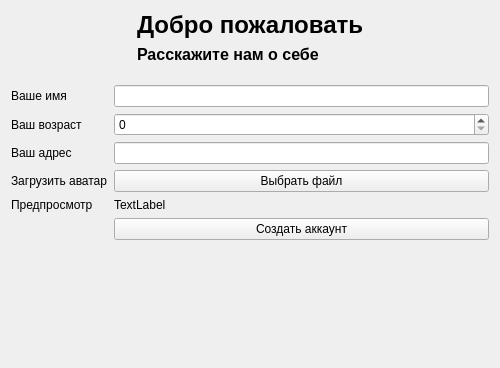
This is resources/forms/register.ui in lubaskinc0de/student_journal as Qt 5 draws it before an edit. The edited form follows.
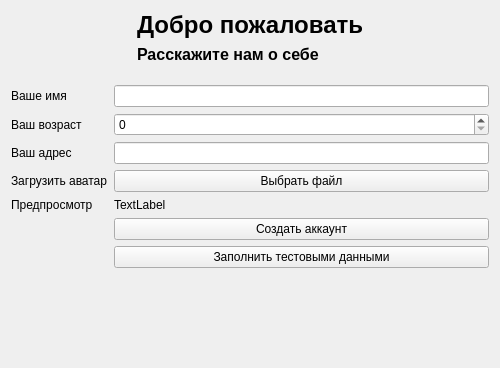
This is the edited form.

Commit message: add test data loading

```diff
--- a/resources/forms/register.ui
+++ b/resources/forms/register.ui
@@ -92,6 +92,13 @@
          </property>
         </widget>
        </item>
+       <item row="7" column="1">
+        <widget class="QPushButton" name="insert_test_data">
+         <property name="text">
+          <string>Заполнить тестовыми данными</string>
+         </property>
+        </widget>
+       </item>
       </layout>
      </item>
      <item row="1" column="0">
```
The commit also changes 14 other files.
